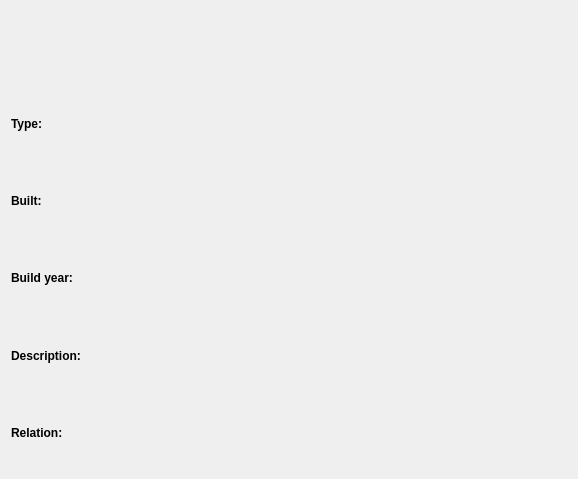
Qt form vika3/ui/moreinfocomputer.ui (hlynurstef/Verklegt-namskeid-1-vika-3) before a commit.
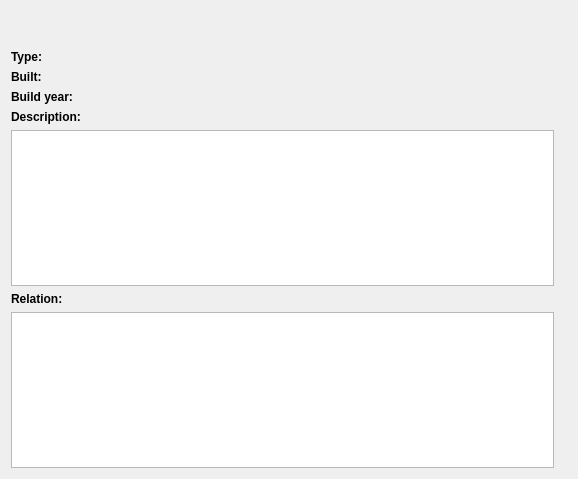
The same form after that commit. Icons and pictures are not drawn.

The edit to the form file:
```diff
--- a/vika3/ui/moreinfocomputer.ui
+++ b/vika3/ui/moreinfocomputer.ui
@@ -24,13 +24,34 @@
     <normaloff>:/icons/Images/information.png</normaloff>:/icons/Images/information.png</iconset>
   </property>
   <layout class="QGridLayout" name="gridLayout">
-   <item row="3" column="1">
-    <widget class="QLabel" name="label_buildYear">
+   <item row="0" column="0">
+    <widget class="QLabel" name="label_name">
+     <property name="font">
+      <font>
+       <family>Small Fonts</family>
+       <pointsize>18</pointsize>
+       <weight>75</weight>
+       <bold>true</bold>
+      </font>
+     </property>
      <property name="text">
       <string/>
      </property>
     </widget>
    </item>
+   <item row="1" column="0" alignment="Qt::AlignLeft">
+    <widget class="QLabel" name="type">
+     <property name="font">
+      <font>
+       <weight>75</weight>
+       <bold>true</bold>
+      </font>
+     </property>
+     <property name="text">
+      <string>Type: </string>
+     </property>
+    </widget>
+   </item>
    <item row="1" column="1">
     <widget class="QLabel" name="label_type">
      <property name="text">
@@ -38,14 +59,7 @@
      </property>
     </widget>
    </item>
-   <item row="2" column="1">
-    <widget class="QLabel" name="label_built">
-     <property name="text">
-      <string/>
-     </property>
-    </widget>
-   </item>
-   <item row="2" column="0">
+   <item row="2" column="0" alignment="Qt::AlignLeft">
     <widget class="QLabel" name="built">
      <property name="font">
       <font>
@@ -58,42 +72,14 @@
      </property>
     </widget>
    </item>
-   <item row="1" column="0">
-    <widget class="QLabel" name="type">
-     <property name="font">
-      <font>
-       <weight>75</weight>
-       <bold>true</bold>
-      </font>
-     </property>
+   <item row="2" column="1">
+    <widget class="QLabel" name="label_built">
      <property name="text">
-      <string>Type: </string>
-     </property>
-    </widget>
-   </item>
-   <item row="0" column="0" colspan="2">
-    <widget class="QLabel" name="label_name">
-     <property name="font">
-      <font>
-       <family>Small Fonts</family>
-       <pointsize>18</pointsize>
-       <weight>75</weight>
-       <bold>true</bold>
-      </font>
-     </property>
-     <property name="text">
       <string/>
      </property>
     </widget>
    </item>
-   <item row="4" column="1">
-    <widget class="QLabel" name="label_description">
-     <property name="text">
-      <string/>
-     </property>
-    </widget>
-   </item>
-   <item row="3" column="0">
+   <item row="3" column="0" alignment="Qt::AlignLeft">
     <widget class="QLabel" name="buildYear">
      <property name="font">
       <font>
@@ -106,7 +92,14 @@
      </property>
     </widget>
    </item>
-   <item row="4" column="0">
+   <item row="3" column="1">
+    <widget class="QLabel" name="label_buildYear">
+     <property name="text">
+      <string/>
+     </property>
+    </widget>
+   </item>
+   <item row="4" column="0" alignment="Qt::AlignLeft">
     <widget class="QLabel" name="description">
      <property name="font">
       <font>
@@ -120,6 +113,9 @@
     </widget>
    </item>
    <item row="5" column="0">
+    <widget class="QTextBrowser" name="label_description"/>
+   </item>
+   <item row="6" column="0">
     <widget class="QLabel" name="relation">
      <property name="font">
       <font>
@@ -132,13 +128,20 @@
      </property>
     </widget>
    </item>
-   <item row="5" column="1">
+   <item row="6" column="1">
     <widget class="QLabel" name="label_relation">
      <property name="text">
       <string/>
      </property>
     </widget>
    </item>
+   <item row="7" column="0">
+    <layout class="QVBoxLayout" name="verticalLayout">
+     <item alignment="Qt::AlignTop">
+      <widget class="QTextBrowser" name="label_relation_2"/>
+     </item>
+    </layout>
+   </item>
   </layout>
  </widget>
  <resources>
```
